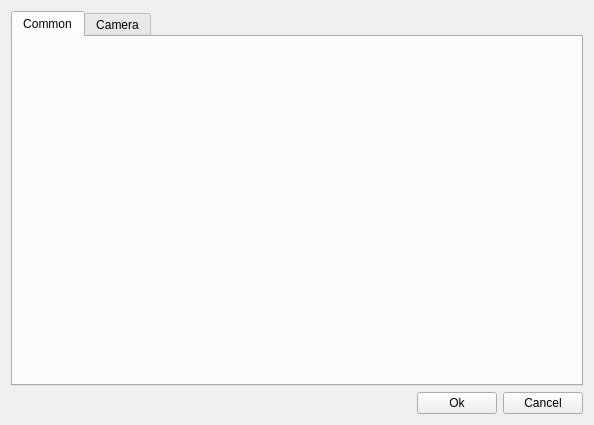
The window that qt/ReaderUI/ReaderUI/settings.ui (discodyer/Qt-AnscardScanner) describes before a commit, drawn with Qt 5.
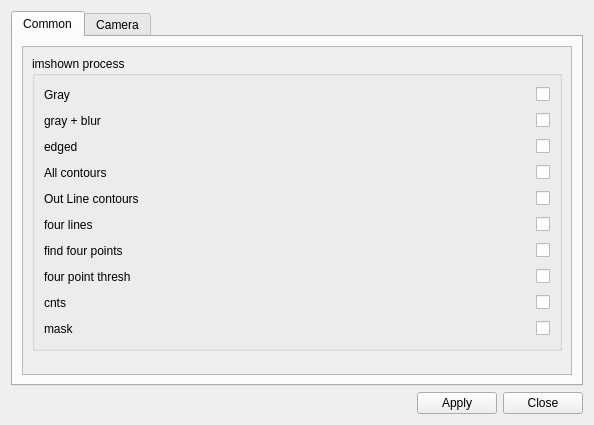
The same window after the commit. Icons and pictures are not drawn.

Commit message: 实现了settings界面设置,调整mainwindow的参数。每个可能闪 退的地方都补上错误提示和处理。修了个小bug，有一张识别错误的图片可以正常读取了。不识别的图片会报错了。将核心功能封装成了个函数。

Patch:
```diff
--- a/qt/ReaderUI/ReaderUI/settings.ui
+++ b/qt/ReaderUI/ReaderUI/settings.ui
@@ -27,6 +27,319 @@
       <attribute name="title">
        <string>Common</string>
       </attribute>
+      <layout class="QVBoxLayout" name="verticalLayout_2">
+       <item>
+        <widget class="QScrollArea" name="scrollArea">
+         <property name="widgetResizable">
+          <bool>true</bool>
+         </property>
+         <widget class="QWidget" name="scrollAreaWidgetContents">
+          <property name="geometry">
+           <rect>
+            <x>0</x>
+            <y>0</y>
+            <width>527</width>
+            <height>353</height>
+           </rect>
+          </property>
+          <layout class="QVBoxLayout" name="verticalLayout_3">
+           <item>
+            <widget class="QGroupBox" name="groupBox">
+             <property name="title">
+              <string>imshown process</string>
+             </property>
+             <layout class="QGridLayout" name="gridLayout">
+              <item row="2" column="1">
+               <spacer name="horizontalSpacer_4">
+                <property name="orientation">
+                 <enum>Qt::Horizontal</enum>
+                </property>
+                <property name="sizeHint" stdset="0">
+                 <size>
+                  <width>40</width>
+                  <height>20</height>
+                 </size>
+                </property>
+               </spacer>
+              </item>
+              <item row="3" column="0">
+               <widget class="QLabel" name="label_4">
+                <property name="text">
+                 <string>All contours</string>
+                </property>
+               </widget>
+              </item>
+              <item row="1" column="1">
+               <spacer name="horizontalSpacer_3">
+                <property name="orientation">
+                 <enum>Qt::Horizontal</enum>
+                </property>
+                <property name="sizeHint" stdset="0">
+                 <size>
+                  <width>40</width>
+                  <height>20</height>
+                 </size>
+                </property>
+               </spacer>
+              </item>
+              <item row="0" column="2">
+               <widget class="QCheckBox" name="cbImshowGray">
+                <property name="text">
+                 <string/>
+                </property>
+               </widget>
+              </item>
+              <item row="3" column="1">
+               <spacer name="horizontalSpacer_5">
+                <property name="orientation">
+                 <enum>Qt::Horizontal</enum>
+                </property>
+                <property name="sizeHint" stdset="0">
+                 <size>
+                  <width>40</width>
+                  <height>20</height>
+                 </size>
+                </property>
+               </spacer>
+              </item>
+              <item row="1" column="2">
+               <widget class="QCheckBox" name="cbImshowGrayBlur">
+                <property name="text">
+                 <string/>
+                </property>
+               </widget>
+              </item>
+              <item row="8" column="1">
+               <spacer name="horizontalSpacer_10">
+                <property name="orientation">
+                 <enum>Qt::Horizontal</enum>
+                </property>
+                <property name="sizeHint" stdset="0">
+                 <size>
+                  <width>40</width>
+                  <height>20</height>
+                 </size>
+                </property>
+               </spacer>
+              </item>
+              <item row="6" column="1">
+               <spacer name="horizontalSpacer_8">
+                <property name="orientation">
+                 <enum>Qt::Horizontal</enum>
+                </property>
+                <property name="sizeHint" stdset="0">
+                 <size>
+                  <width>40</width>
+                  <height>20</height>
+                 </size>
+                </property>
+               </spacer>
+              </item>
+              <item row="1" column="0">
+               <widget class="QLabel" name="label_2">
+                <property name="text">
+                 <string>gray + blur</string>
+                </property>
+               </widget>
+              </item>
+              <item row="0" column="1">
+               <spacer name="horizontalSpacer_2">
+                <property name="orientation">
+                 <enum>Qt::Horizontal</enum>
+                </property>
+                <property name="sizeHint" stdset="0">
+                 <size>
+                  <width>40</width>
+                  <height>20</height>
+                 </size>
+                </property>
+               </spacer>
+              </item>
+              <item row="7" column="1">
+               <spacer name="horizontalSpacer_9">
+                <property name="orientation">
+                 <enum>Qt::Horizontal</enum>
+                </property>
+                <property name="sizeHint" stdset="0">
+                 <size>
+                  <width>40</width>
+                  <height>20</height>
+                 </size>
+                </property>
+               </spacer>
+              </item>
+              <item row="4" column="1">
+               <spacer name="horizontalSpacer_6">
+                <property name="orientation">
+                 <enum>Qt::Horizontal</enum>
+                </property>
+                <property name="sizeHint" stdset="0">
+                 <size>
+                  <width>40</width>
+                  <height>20</height>
+                 </size>
+                </property>
+               </spacer>
+              </item>
+              <item row="2" column="2">
+               <widget class="QCheckBox" name="cbImshowEdged">
+                <property name="text">
+                 <string/>
+                </property>
+               </widget>
+              </item>
+              <item row="3" column="2">
+               <widget class="QCheckBox" name="cbImshowAllContours">
+                <property name="text">
+                 <string/>
+                </property>
+               </widget>
+              </item>
+              <item row="0" column="0">
+               <widget class="QLabel" name="label">
+                <property name="text">
+                 <string>Gray</string>
+                </property>
+               </widget>
+              </item>
+              <item row="2" column="0">
+               <widget class="QLabel" name="label_3">
+                <property name="text">
+                 <string>edged</string>
+                </property>
+               </widget>
+              </item>
+              <item row="5" column="1">
+               <spacer name="horizontalSpacer_7">
+                <property name="orientation">
+                 <enum>Qt::Horizontal</enum>
+                </property>
+                <property name="sizeHint" stdset="0">
+                 <size>
+                  <width>40</width>
+                  <height>20</height>
+                 </size>
+                </property>
+               </spacer>
+              </item>
+              <item row="9" column="1">
+               <spacer name="horizontalSpacer_11">
+                <property name="orientation">
+                 <enum>Qt::Horizontal</enum>
+                </property>
+                <property name="sizeHint" stdset="0">
+                 <size>
+                  <width>40</width>
+                  <height>20</height>
+                 </size>
+                </property>
+               </spacer>
+              </item>
+              <item row="4" column="0">
+               <widget class="QLabel" name="label_5">
+                <property name="text">
+                 <string>Out Line contours</string>
+                </property>
+               </widget>
+              </item>
+              <item row="5" column="0">
+               <widget class="QLabel" name="label_6">
+                <property name="text">
+                 <string>four lines</string>
+                </property>
+               </widget>
+              </item>
+              <item row="6" column="0">
+               <widget class="QLabel" name="label_7">
+                <property name="text">
+                 <string>find four points</string>
+                </property>
+               </widget>
+              </item>
+              <item row="7" column="0">
+               <widget class="QLabel" name="label_8">
+                <property name="text">
+                 <string>four point thresh</string>
+                </property>
+               </widget>
+              </item>
+              <item row="8" column="0">
+               <widget class="QLabel" name="label_9">
+                <property name="text">
+                 <string>cnts</string>
+                </property>
+               </widget>
+              </item>
+              <item row="9" column="0">
+               <widget class="QLabel" name="label_10">
+                <property name="text">
+                 <string>mask</string>
+                </property>
+               </widget>
+              </item>
+              <item row="4" column="2">
+               <widget class="QCheckBox" name="cbImshowOutLineCnts">
+                <property name="text">
+                 <string/>
+                </property>
+               </widget>
+              </item>
+              <item row="5" column="2">
+               <widget class="QCheckBox" name="cbImshowFourLines">
+                <property name="text">
+                 <string/>
+                </property>
+               </widget>
+              </item>
+              <item row="6" column="2">
+               <widget class="QCheckBox" name="cbImshowFindFourPoints">
+                <property name="text">
+                 <string/>
+                </property>
+               </widget>
+              </item>
+              <item row="7" column="2">
+               <widget class="QCheckBox" name="cbImshowFourPointThresh">
+                <property name="text">
+                 <string/>
+                </property>
+               </widget>
+              </item>
+              <item row="8" column="2">
+               <widget class="QCheckBox" name="cbImshowCnts">
+                <property name="text">
+                 <string/>
+                </property>
+               </widget>
+              </item>
+              <item row="9" column="2">
+               <widget class="QCheckBox" name="cbImshowMask">
+                <property name="text">
+                 <string/>
+                </property>
+               </widget>
+              </item>
+             </layout>
+            </widget>
+           </item>
+           <item>
+            <spacer name="verticalSpacer">
+             <property name="orientation">
+              <enum>Qt::Vertical</enum>
+             </property>
+             <property name="sizeHint" stdset="0">
+              <size>
+               <width>20</width>
+               <height>40</height>
+              </size>
+             </property>
+            </spacer>
+           </item>
+          </layout>
+         </widget>
+        </widget>
+       </item>
+      </layout>
      </widget>
      <widget class="QWidget" name="CameraSet">
       <attribute name="icon">
@@ -57,14 +370,14 @@
      <item>
       <widget class="QPushButton" name="btnOk">
        <property name="text">
-        <string>Ok</string>
+        <string>Apply</string>
        </property>
       </widget>
      </item>
      <item>
       <widget class="QPushButton" name="btnCancel">
        <property name="text">
-        <string>Cancel</string>
+        <string>Close</string>
        </property>
       </widget>
      </item>
```
Left out of the diff: 10 changed lines with no effect on the pictures. The commit also changes 5 other files.
